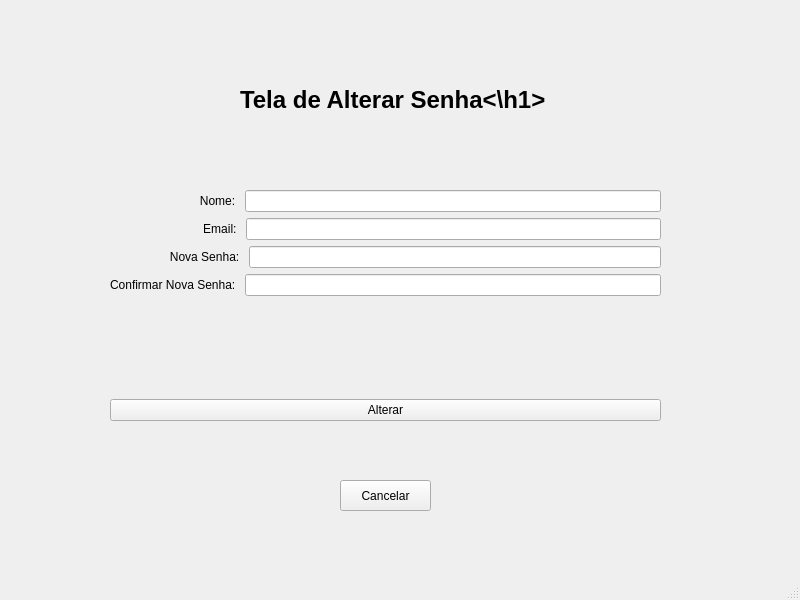
Old version of the form updatewindow.ui in the repository WeslleyMarcelo14/poo2_climatech.
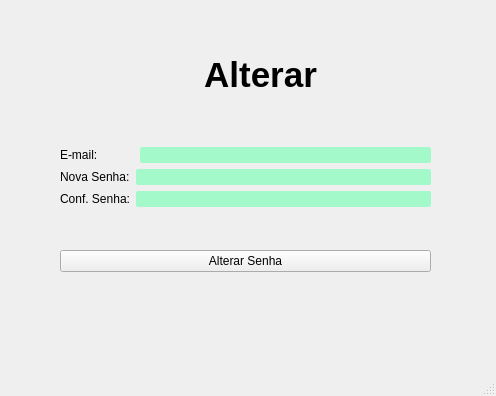
New version of the form. Icons and pictures are not drawn.

```diff
--- a/updatewindow.ui
+++ b/updatewindow.ui
@@ -6,142 +6,153 @@
    <rect>
     <x>0</x>
     <y>0</y>
-    <width>800</width>
-    <height>600</height>
+    <width>496</width>
+    <height>396</height>
    </rect>
   </property>
   <property name="windowTitle">
    <string>MainWindow</string>
   </property>
   <widget class="QWidget" name="centralwidget">
-   <widget class="QPushButton" name="CancelarButton">
+   <widget class="QLabel" name="label_login">
     <property name="geometry">
      <rect>
-      <x>340</x>
-      <y>480</y>
-      <width>91</width>
-      <height>31</height>
+      <x>90</x>
+      <y>40</y>
+      <width>341</width>
+      <height>71</height>
      </rect>
     </property>
-    <property name="text">
-     <string>Cancelar</string>
+    <property name="styleSheet">
+     <string notr="true"/>
     </property>
-   </widget>
-   <widget class="QLabel" name="label_5">
-    <property name="geometry">
-     <rect>
-      <x>240</x>
-      <y>60</y>
-      <width>311</width>
-      <height>81</height>
-     </rect>
-    </property>
     <property name="text">
-     <string>&lt;h1&gt;Tela de Alterar Senha&lt;\h1&gt;</string>
+     <string>&lt;html&gt;&lt;head/&gt;&lt;body&gt;&lt;p align=&quot;center&quot;&gt;&lt;span style=&quot; font-size:26pt; font-weight:700;&quot;&gt;Alterar&lt;/span&gt;&lt;/p&gt;&lt;/body&gt;&lt;/html&gt;</string>
     </property>
    </widget>
-   <widget class="QWidget" name="">
+   <widget class="QWidget" name="layoutWidget_2">
     <property name="geometry">
      <rect>
-      <x>110</x>
-      <y>190</y>
-      <width>551</width>
-      <height>231</height>
+      <x>60</x>
+      <y>110</y>
+      <width>371</width>
+      <height>201</height>
      </rect>
     </property>
-    <layout class="QVBoxLayout" name="verticalLayout_2">
+    <layout class="QVBoxLayout" name="verticalLayout_5">
      <item>
-      <layout class="QVBoxLayout" name="verticalLayout">
-       <item>
-        <layout class="QHBoxLayout" name="horizontalLayout">
-         <item>
-          <widget class="QLabel" name="label">
-           <property name="text">
-            <string>                           Nome: </string>
-           </property>
-          </widget>
-         </item>
-         <item>
-          <widget class="QLineEdit" name="lineEdit_nome"/>
-         </item>
-        </layout>
-       </item>
+      <layout class="QVBoxLayout" name="verticalLayout_6">
        <item>
         <layout class="QHBoxLayout" name="horizontalLayout_2">
          <item>
-          <widget class="QLabel" name="label_2">
+          <widget class="QLabel" name="label_email_3">
+           <property name="styleSheet">
+            <string notr="true"/>
+           </property>
            <property name="text">
-            <string>                            Email: </string>
+            <string>E-mail:           </string>
            </property>
           </widget>
          </item>
          <item>
-          <widget class="QLineEdit" name="lineEdit_email"/>
+          <widget class="QLineEdit" name="lineEdit_nome">
+           <property name="styleSheet">
+            <string notr="true">background-color: rgb(164, 249, 203);
+border-radius: 2px;
+color:black;</string>
+           </property>
+          </widget>
          </item>
         </layout>
        </item>
        <item>
-        <layout class="QHBoxLayout" name="horizontalLayout_3">
+        <layout class="QHBoxLayout" name="horizontalLayout_7">
          <item>
-          <widget class="QLabel" name="label_3">
+          <widget class="QLabel" name="label_email">
+           <property name="styleSheet">
+            <string notr="true"/>
+           </property>
            <property name="text">
-            <string>                  Nova Senha: </string>
+            <string>Nova Senha:</string>
            </property>
           </widget>
          </item>
          <item>
-          <widget class="QLineEdit" name="lineEdit_novasenha"/>
+          <widget class="QLineEdit" name="lineEdit_novaSenha">
+           <property name="styleSheet">
+            <string notr="true">background-color: rgb(164, 249, 203);
+border-radius: 2px;
+color:black;</string>
+           </property>
+           <property name="echoMode">
+            <enum>QLineEdit::EchoMode::Password</enum>
+           </property>
+          </widget>
          </item>
         </layout>
        </item>
        <item>
-        <layout class="QHBoxLayout" name="horizontalLayout_4">
+        <layout class="QHBoxLayout" name="horizontalLayout_8">
          <item>
-          <widget class="QLabel" name="label_4">
+          <widget class="QLabel" name="label_senha">
+           <property name="styleSheet">
+            <string notr="true"/>
+           </property>
            <property name="text">
-            <string>Confirmar Nova Senha: </string>
+            <string>Conf. Senha:</string>
            </property>
           </widget>
          </item>
          <item>
-          <widget class="QLineEdit" name="lineEdit_cnovasenha"/>
+          <widget class="QLineEdit" name="lineEdit_cnovaSenha">
+           <property name="styleSheet">
+            <string notr="true">background-color: rgb(164, 249, 203);
+border-radius: 2px;
+color:black;</string>
+           </property>
+           <property name="text">
+            <string/>
+           </property>
+           <property name="echoMode">
+            <enum>QLineEdit::EchoMode::Password</enum>
+           </property>
+          </widget>
          </item>
         </layout>
        </item>
       </layout>
      </item>
-     <item>
-      <spacer name="verticalSpacer">
-       <property name="orientation">
-        <enum>Qt::Orientation::Vertical</enum>
-       </property>
-       <property name="sizeHint" stdset="0">
-        <size>
-         <width>20</width>
-         <height>40</height>
-        </size>
-       </property>
-      </spacer>
-     </item>
      <item>
       <widget class="QPushButton" name="AlterarButton">
+       <property name="styleSheet">
+        <string notr="true"/>
+       </property>
        <property name="text">
-        <string>Alterar</string>
+        <string>Alterar Senha</string>
        </property>
       </widget>
      </item>
     </layout>
    </widget>
-  </widget>
-  <widget class="QMenuBar" name="menubar">
-   <property name="geometry">
-    <rect>
-     <x>0</x>
-     <y>0</y>
-     <width>800</width>
-     <height>25</height>
-    </rect>
-   </property>
+   <widget class="QLabel" name="label">
+    <property name="geometry">
+     <rect>
+      <x>100</x>
+      <y>30</y>
+      <width>91</width>
+      <height>111</height>
+     </rect>
+    </property>
+    <property name="text">
+     <string/>
+    </property>
+    <property name="pixmap">
+     <pixmap resource="resources.qrc">:/resource/resource/logo.png</pixmap>
+    </property>
+    <property name="scaledContents">
+     <bool>true</bool>
+    </property>
+   </widget>
   </widget>
   <widget class="QStatusBar" name="statusbar"/>
  </widget>
```
Left out of the diff: 4 changed lines with no effect on the pictures.
